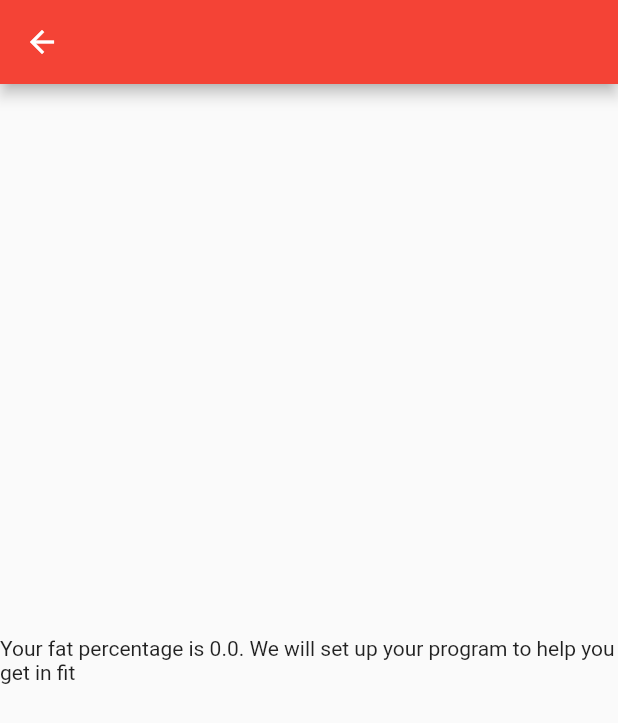
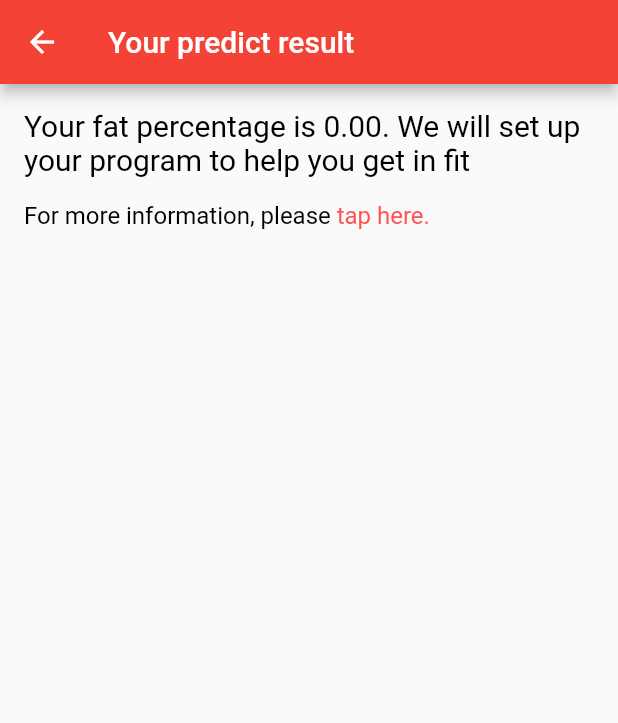
Before and after one commit to maimand/fitness_mobile, a Flutter app: the PredictFatResult screen opened directly with empty values, on a phone screen of 412 x 824 dp. Shown: the top 723 px of the screen. Run offline on Flutter 3.47's test engine with Material 2 defaults, Android fonts, the phone set to English and light mode, and no system bars; drawn by our look-alikes of pull_to_refresh; our stand-ins replace dio, fl_chart, flutter_easyloading, flutter_svg, form_field_validator, full_screen_image_null_safe and 6 more; missing offline and left inert: flutter_rounded_progress_bar; accounts and stored records are empty; network calls fail.

Commit message:
Update changes

```diff
--- a/lib/constants/api_constants.dart
+++ b/lib/constants/api_constants.dart
@@ -1,4 +1,4 @@
 const baseUrl = 'https://personal-fitness-trainer.herokuapp.com';
 const foodUrl = 'http://3ca2-34-71-167-50.ngrok.io';
-const predictFatUrl = 'http://e5d6-104-198-14-96.ngrok.io';
+const predictFatUrl = 'https://fat-predict.herokuapp.com';
 const uploadUrl = 'https://5tqejx.deta.dev/upload';
--- a/lib/main.dart
+++ b/lib/main.dart
@@ -28,6 +28,11 @@ void main() {
   Get.put(AuthService(Get.find<AuthRepository>()));
   Get.put(
       LogService(Get.find<LogRepository>(), Get.find<ExerciseRepository>()));
+
+  EasyLoading.instance
+    ..indicatorType = EasyLoadingIndicatorType.fadingCircle
+    ..indicatorColor = Colors.red;
+
   runApp(const MyApp());
 }
 
--- a/lib/pages/Signup/fat_predict_view.dart
+++ b/lib/pages/Signup/fat_predict_view.dart
@@ -1,4 +1,9 @@
+import 'package:fitness_mobile/components/news_web_view.dart';
+import 'package:fitness_mobile/constants/constants.dart';
+import 'package:fitness_mobile/utils/double_extensions.dart';
+import 'package:flutter/gestures.dart';
 import 'package:flutter/material.dart';
+import 'package:get/get.dart';
 
 class PredictFatResult extends StatelessWidget {
   final double percent;
@@ -8,11 +13,36 @@ class PredictFatResult extends StatelessWidget {
   Widget build(BuildContext context) {
     return Scaffold(
       appBar: AppBar(
-        title: Container(),
+        title: const Text('Your predict result'),
       ),
-      body: Center(
-        child: Text(
-            'Your fat percentage is $percent. We will set up your program to help you get in fit'),
+      body: Padding(
+        padding: const EdgeInsets.all(defaultPadding),
+        child: Column(
+          crossAxisAlignment: CrossAxisAlignment.start,
+          children: [
+            Text(
+              'Your fat percentage is ${percent.toPercentFormat()}. We will set up your program to help you get in fit',
+              style: const TextStyle(color: Colors.black, fontSize: 20),
+            ),
+            const SizedBox(height: defaultPadding),
+            RichText(
+              text: TextSpan(
+                  text: 'For more information, please ',
+                  style: const TextStyle(color: Colors.black, fontSize: 16),
+                  children: [
+                    TextSpan(
+                      text: 'tap here.',
+                      style: const TextStyle(color: Colors.redAccent),
+                      recognizer: TapGestureRecognizer()
+                        ..onTap = () => Get.to(() => const NewsWebView(
+                            title: 'Reference',
+                            url:
+                                'https://www.medicalnewstoday.com/articles/body-fat-percentage-chart')),
+                    )
+                  ]),
+            )
+          ],
+        ),
       ),
     );
   }
--- /dev/null
+++ b/lib/utils/double_extensions.dart
@@ -0,0 +1,5 @@
+import 'package:intl/intl.dart';
+
+extension XDouble on double? {
+  String toPercentFormat() => NumberFormat('#,##0.00', 'en_US').format(this);
+}
```
Also changed, not shown: lib/components/user_photo.dart (+12 -6 lines), lib/pages/Diet/Diet.dart (+7 -3 lines), lib/pages/User/controllers/update_profile_controller.dart (renamed from lib/services/log_service.dart, +25 -28 lines), lib/pages/User/update_profile.dart (added, +50 -0 lines), lib/pages/User/user_view.dart (+23 -12 lines).
